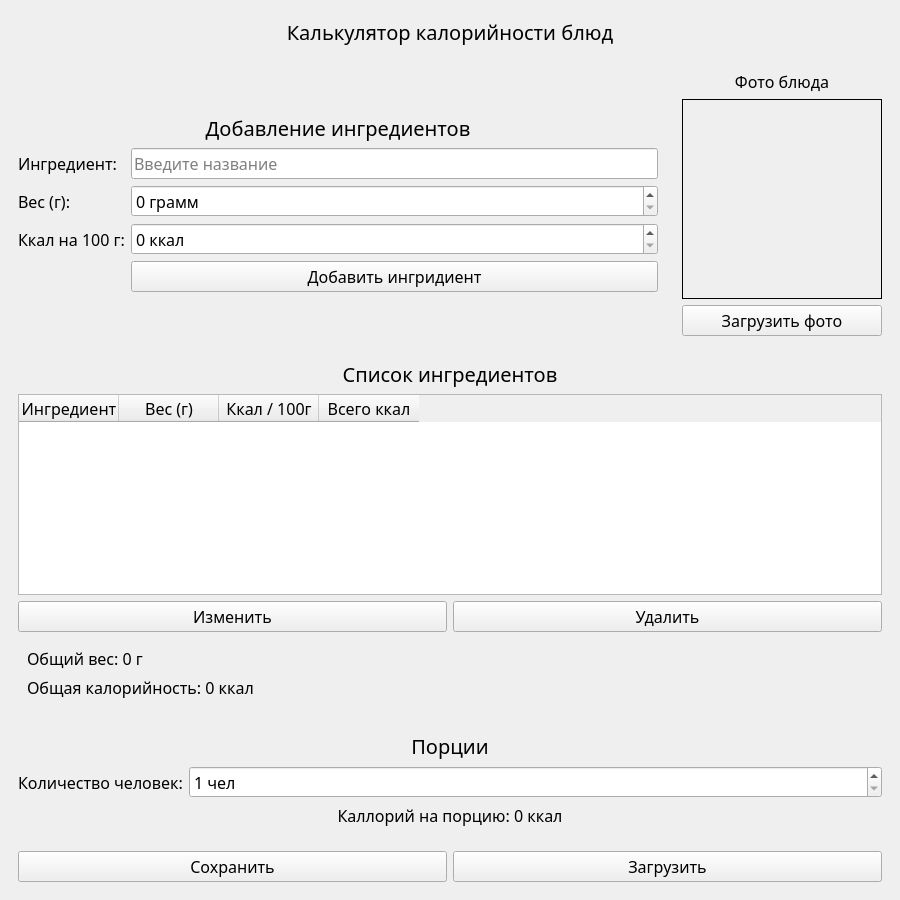
Above: calculator.ui from ilyapuzo/CaloriesCalculator before the change. Below: the same form after it.
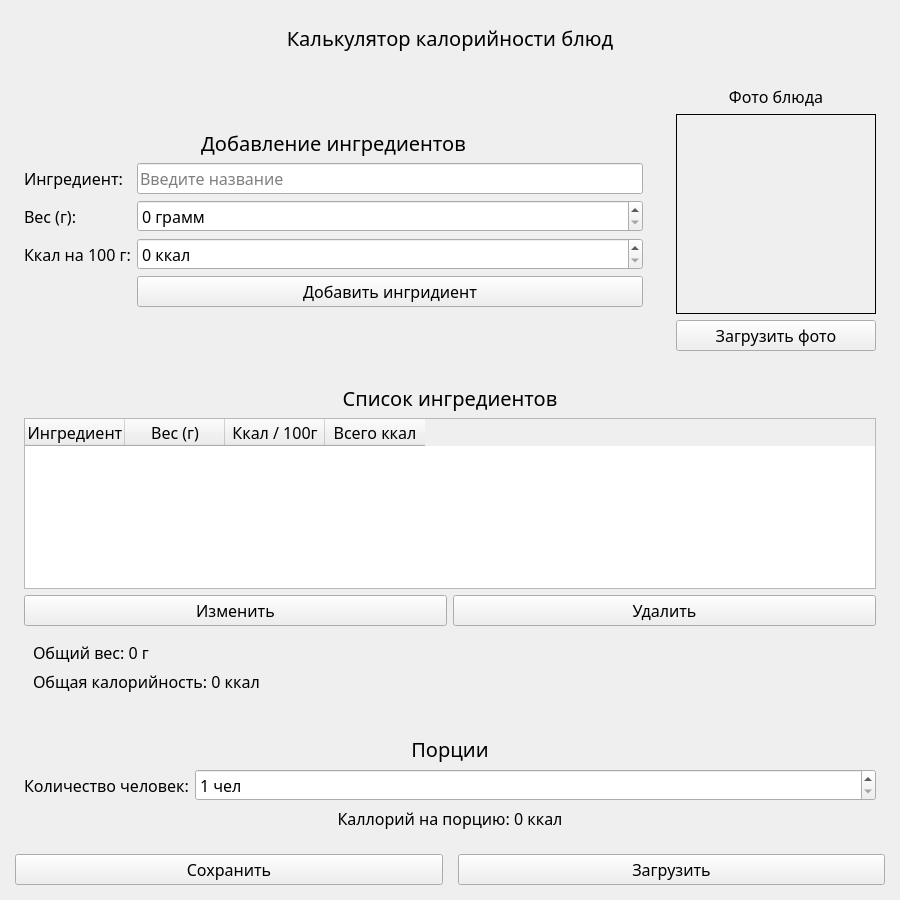
That is the form after the change.

Commit message: Изменен дизайн интерфеса. Финальный

```diff
--- a/calculator.ui
+++ b/calculator.ui
@@ -14,7 +14,22 @@
    <string>Калькулятор калорийности блюд</string>
   </property>
   <widget class="QWidget" name="centralwidget">
-   <layout class="QVBoxLayout" name="verticalLayout_7">
+   <layout class="QVBoxLayout" name="verticalLayout_5">
+    <property name="spacing">
+     <number>15</number>
+    </property>
+    <property name="leftMargin">
+     <number>15</number>
+    </property>
+    <property name="topMargin">
+     <number>15</number>
+    </property>
+    <property name="rightMargin">
+     <number>15</number>
+    </property>
+    <property name="bottomMargin">
+     <number>15</number>
+    </property>
     <item>
      <widget class="QWidget" name="widget_6" native="true">
       <layout class="QHBoxLayout" name="horizontalLayout_3">
@@ -455,8 +470,8 @@
      </widget>
     </item>
     <item>
-     <widget class="QWidget" name="widget_7" native="true">
-      <layout class="QVBoxLayout" name="verticalLayout_5">
+     <layout class="QVBoxLayout" name="verticalLayout_3"/>
+    </item>
        <item>
         <layout class="QHBoxLayout" name="horizontalLayout_4">
          <item>
@@ -492,12 +507,6 @@
           </widget>
          </item>
         </layout>
-       </item>
-      </layout>
-     </widget>
-    </item>
-    <item>
-     <layout class="QVBoxLayout" name="verticalLayout_3"/>
     </item>
    </layout>
   </widget>
```
Lines whose indentation alone changed are shown as unchanged.
